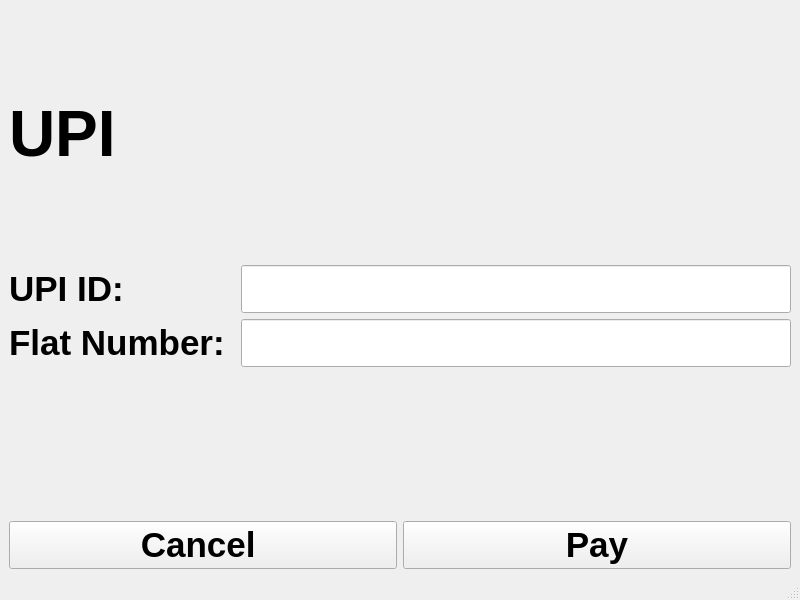
This is transaction_upi.ui in acmpesuecc/GrowPal as Qt 5 draws it before an edit. The edited form follows.
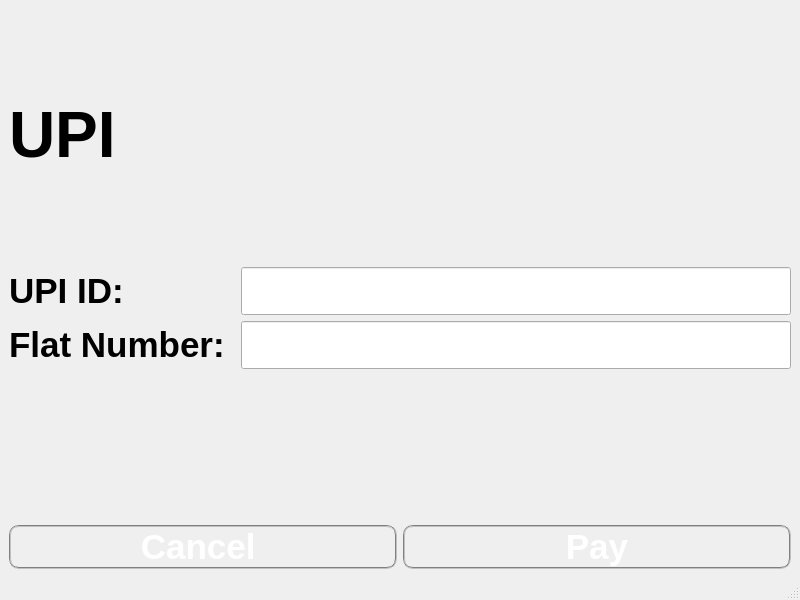
This is the edited form.

The edit to the form file:
```diff
--- a/transaction_upi.ui
+++ b/transaction_upi.ui
@@ -92,6 +92,11 @@
         <bold>true</bold>
        </font>
       </property>
+      <property name="styleSheet">
+       <string notr="true">
+                 color: white; 
+                 border-radius: 10px; border: 2px groove gray;</string>
+      </property>
       <property name="text">
        <string>Cancel </string>
       </property>
@@ -106,6 +111,11 @@
         <bold>true</bold>
        </font>
       </property>
+      <property name="styleSheet">
+       <string notr="true">
+                 color: white; 
+                 border-radius: 10px; border: 2px groove gray;</string>
+      </property>
       <property name="text">
        <string>Pay</string>
       </property>
```
